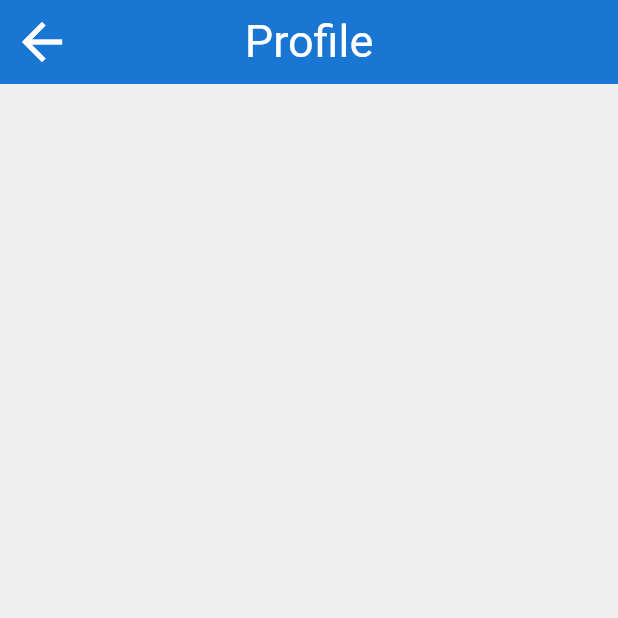
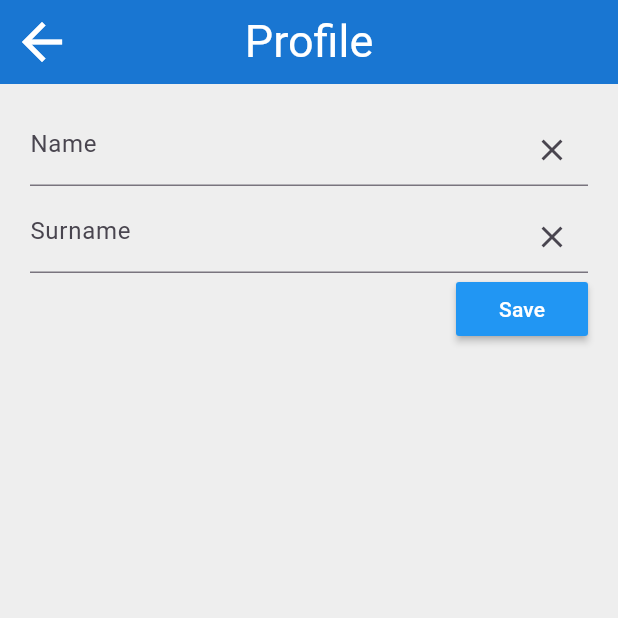
Before and after one commit to MariusRadyn/TeamPlayer, a Flutter app: the ProfilePage screen opened by its route, on a phone screen of 412 x 824 dp, the top half of it. Run offline on Flutter 3.47's test engine with Material 3 defaults, Android fonts, the phone set to English and light mode, and no system bars; our stand-ins replace rive; missing offline and left inert: circle_list, scrollable_reorderable_navbar.

Commit message:
Started on profile page

```diff
--- a/lib/pages/ProfilePage.dart
+++ b/lib/pages/ProfilePage.dart
@@ -8,6 +8,13 @@ class ProfilePage extends StatefulWidget {
 }
 
 class _ProfilePageState extends State<ProfilePage> {
+
+  final _cntrUserName = TextEditingController();
+  final _cntrUserSurname = TextEditingController();
+
+  String txtUserName = '';
+  String txtUserSurname = '';
+
   @override
   Widget build(BuildContext context) {
     return Scaffold(
@@ -26,6 +33,59 @@ class _ProfilePageState extends State<ProfilePage> {
         ),
         centerTitle: true,
       ),
+      body: Padding(
+        padding: const EdgeInsets.all(20.0),
+        child: Column(
+          crossAxisAlignment: CrossAxisAlignment.end,
+          mainAxisAlignment: MainAxisAlignment.start,
+          children: [
+            // Expanded(
+            //     child: Container(
+            //       child: Text(_cntrUserName.text),
+            //     )
+            // ),
+            TextField(
+              controller: _cntrUserName,
+              decoration: InputDecoration(
+                hintText: 'Name',
+                border: UnderlineInputBorder(),
+                suffixIcon: IconButton(
+                  onPressed: (){
+                    _cntrUserName.clear();
+                  },
+                  icon: const Icon(Icons.clear),
+                ),
+              ),
+            ),
+            SizedBox(
+              height: 10.0,
+            ),
+            TextField(
+              controller: _cntrUserSurname,
+              decoration: InputDecoration(
+                hintText: 'Surname',
+                border: UnderlineInputBorder(),
+                suffixIcon: IconButton(
+                  onPressed: (){
+                    _cntrUserSurname.clear();
+                  },
+                  icon: const Icon(Icons.clear),
+                ),
+              ),
+            ),
+            MaterialButton(
+              onPressed: (){
+                setState(() {
+                  txtUserName = _cntrUserName.text;
+                });
+              },
+              color: Colors.blue,
+              child: Text('Save',
+                  style: TextStyle(color: Colors.white)),
+            ),
+          ],
+        ),
+      ),
     );
   }
 }
```
